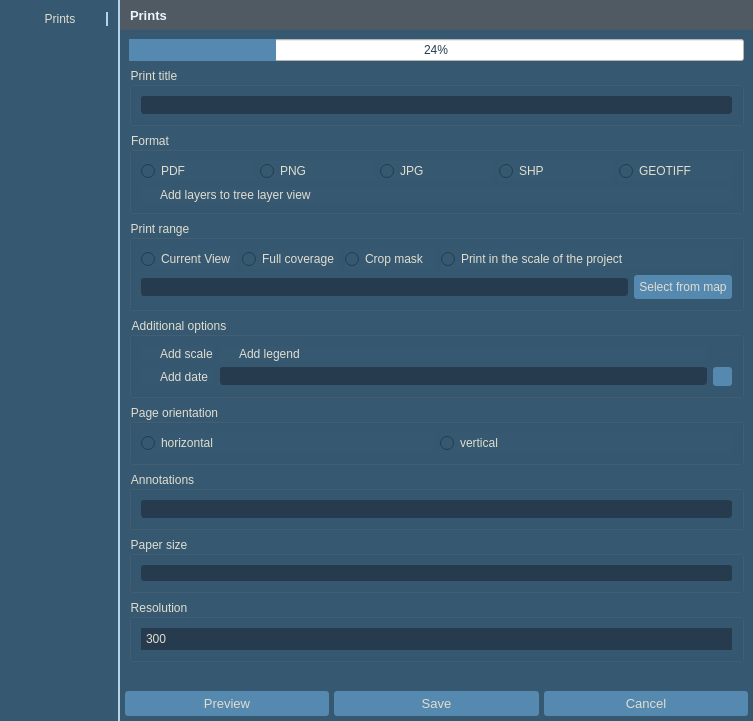
The window that wydruk_dialog.ui (GIAPspzoo/GIAP_PolaMap_lite) describes before a commit, drawn with Qt 5.
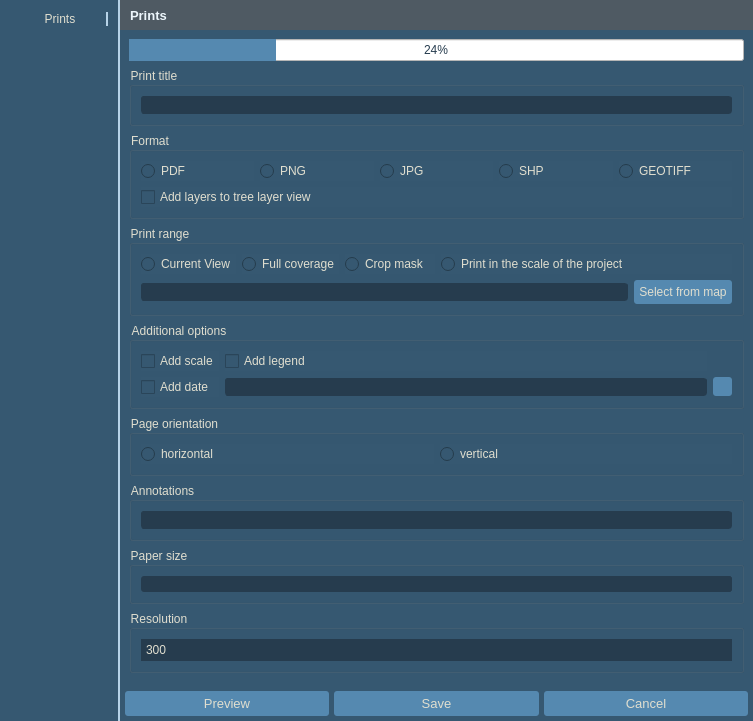
The same window after the commit. Icons and pictures are not drawn.

Diff of the .ui file:
```diff
--- a/wydruk_dialog.ui
+++ b/wydruk_dialog.ui
@@ -49,21 +49,7 @@
 color:#E0DECF;
 height: 35px;
 }
-QCheckBox::indicator {
-  width: 13px;
-    height: 13px;
-border: 0px solid #E0DECF;
-}
-QCheckBox::indicator:checked {
- image: url(:/plugins/GIAP-PolaMap/icons/checked.png);
-  width: 13px;
-    height: 13px;
-}
-QCheckBox::indicator:unchecked {
- image: url(:/plugins/GIAP-PolaMap/icons/unchecked.png);
-  width: 13px;
-    height: 13px;
-}
+
 
 QScrollBar:horizontal {
     height: 15px;
```
